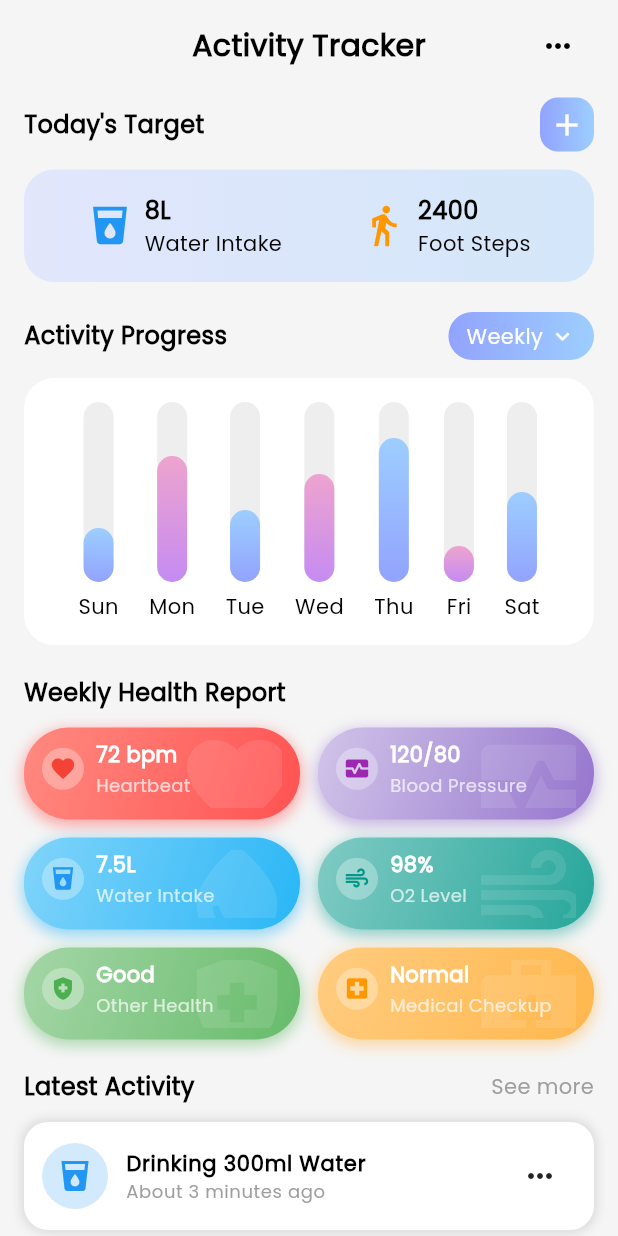
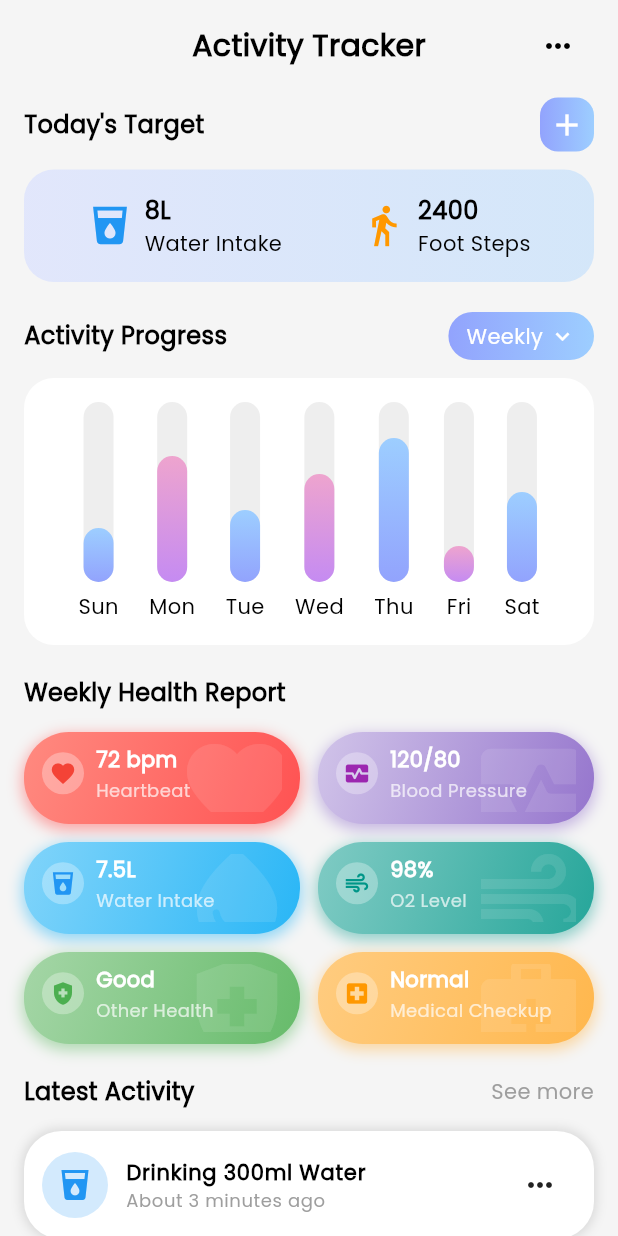
Before and after one commit to Liyo08/AlignMe, a Flutter app: the StatsPage screen opened directly, on a phone screen of 412 x 824 dp. Run offline on Flutter 3.47's test engine with Material 3 defaults, Android fonts, the light colour scheme and no system bars; our stand-ins replace fl_chart, flutter_switch, font_awesome_flutter, shared_preferences; accounts and stored records are empty.

Commit message:
Featurecards position chnged in home page

```diff
--- a/lib/stats_page.dart
+++ b/lib/stats_page.dart
@@ -1,5 +1,5 @@
 import 'package:flutter/material.dart';
-import 'main.dart';
+
 
 class StatsPage extends StatelessWidget {
   const StatsPage({super.key});
@@ -187,7 +187,7 @@ class StatsPage extends StatelessWidget {
                 style: TextStyle(fontSize: 16, fontWeight: FontWeight.bold),
               ),
 
-              const SizedBox(height: 12),
+              const SizedBox(height: 15),
 
               GridView.count(
                 crossAxisCount: 2,
@@ -220,7 +220,7 @@ _buildHealthReportCard(Icons.local_hospital, "Normal", "Medical Checkup"),  // N
                 ],
               ),
 
-              const SizedBox(height: 12),
+              const SizedBox(height: 15),
 
               // Activity Cards
               _buildActivityCard(context, "Drinking 300ml Water",
@@ -260,7 +260,7 @@ _buildHealthReportCard(Icons.local_hospital, "Normal", "Medical Checkup"),  // N
           width: 20,
           decoration: BoxDecoration(
             color: Colors.grey[200],
-            borderRadius: BorderRadius.circular(12),
+            borderRadius: BorderRadius.circular(20),
           ),
           child: Align(
             alignment: Alignment.bottomCenter,
@@ -287,7 +287,7 @@ _buildHealthReportCard(Icons.local_hospital, "Normal", "Medical Checkup"),  // N
       padding: const EdgeInsets.all(12),
       decoration: BoxDecoration(
         color: Theme.of(context).cardColor,
-        borderRadius: BorderRadius.circular(16),
+        borderRadius: BorderRadius.circular(25),
         boxShadow: [
           if (Theme.of(context).brightness == Brightness.light)
             BoxShadow(
```
